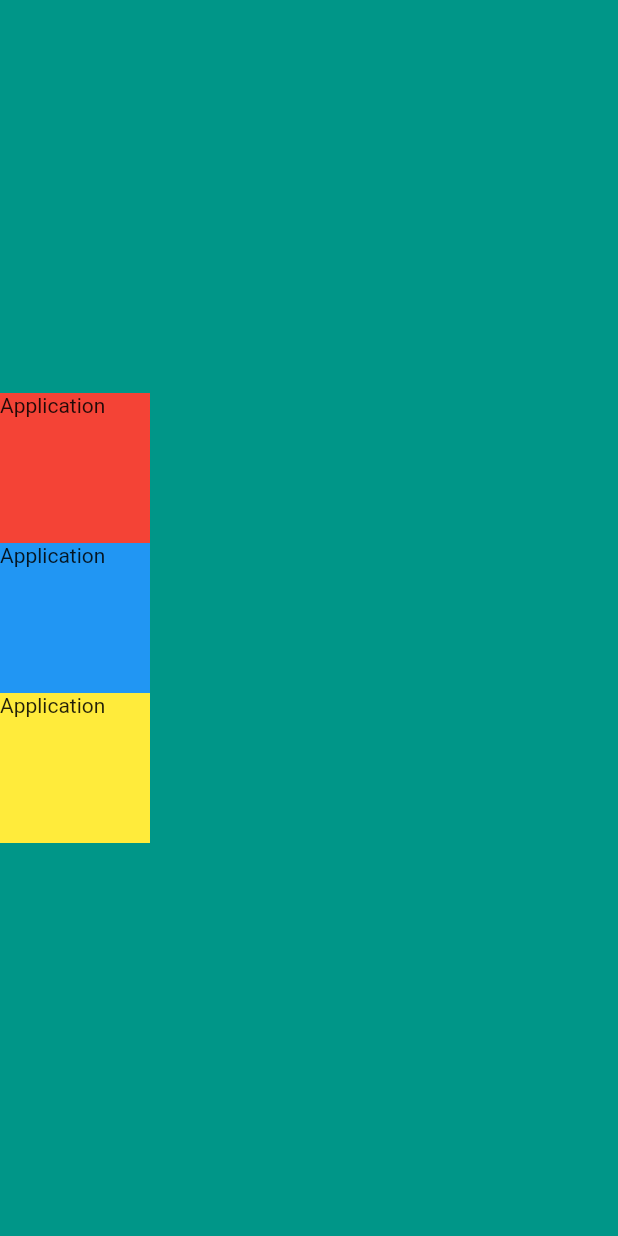
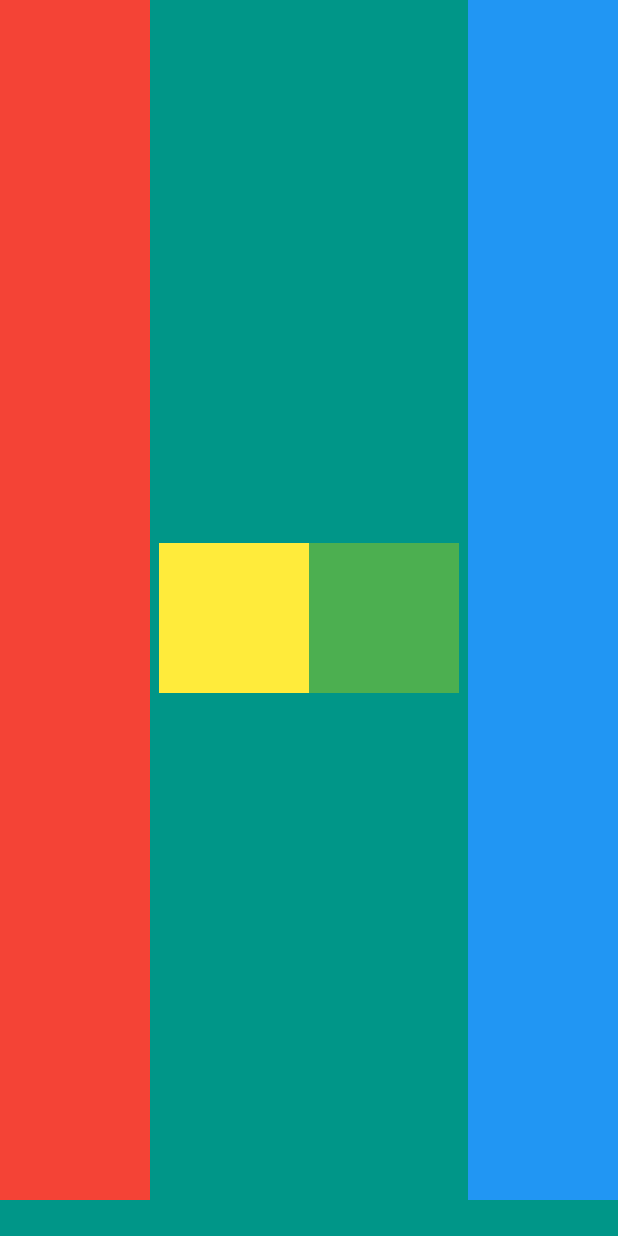
Before and after one commit to TimaevVladislav/flutter_mi, a Flutter app: the screen it shows after launch, on a phone screen of 412 x 824 dp. Run offline on Flutter 3.47's test engine with Material 2 defaults, Android fonts, the phone set to English and light mode, and no system bars.

Commit message:
add:completed chellange

```diff
--- a/lib/main.dart
+++ b/lib/main.dart
@@ -11,27 +11,39 @@ class Application extends StatelessWidget {
       home: Scaffold(
         backgroundColor: Colors.teal,
         body: SafeArea(
-          child: Column(
-            mainAxisAlignment: MainAxisAlignment.center,
+          child: Row(
+            mainAxisAlignment: MainAxisAlignment.spaceBetween,
             children: <Widget>[
-              Container(
-                height: 100.0,
-                width: 100.0,
-                color: Colors.red,
-                child: Text("Application"),
+              Column(
+                children: <Widget>[
+                  Container(height: 100.0, width: 100.0, color: Colors.red),
+                  Container(height: 100.0, width: 100.0, color: Colors.red),
+                  Container(height: 100.0, width: 100.0, color: Colors.red),
+                  Container(height: 100.0, width: 100.0, color: Colors.red),
+                  Container(height: 100.0, width: 100.0, color: Colors.red),
+                  Container(height: 100.0, width: 100.0, color: Colors.red),
+                  Container(height: 100.0, width: 100.0, color: Colors.red),
+                  Container(height: 100.0, width: 100.0, color: Colors.red)
+                ],
               ),
-              Container(
-                height: 100.0,
-                width: 100.0,
-                color: Colors.blue,
-                child: Text("Application"),
+              Row(
+                children: [
+                  Container(height: 100.0, width: 100.0, color: Colors.yellow),
+                  Container(height: 100.0, width: 100.0, color: Colors.green)
+                ],
               ),
-              Container(
-                height: 100.0,
-                width: 100.0,
-                color: Colors.yellow,
-                child: Text("Application"),
-              )
+              Column(
+                children: <Widget>[
+                  Container(height: 100.0, width: 100.0, color: Colors.blue),
+                  Container(height: 100.0, width: 100.0, color: Colors.blue),
+                  Container(height: 100.0, width: 100.0, color: Colors.blue),
+                  Container(height: 100.0, width: 100.0, color: Colors.blue),
+                  Container(height: 100.0, width: 100.0, color: Colors.blue),
+                  Container(height: 100.0, width: 100.0, color: Colors.blue),
+                  Container(height: 100.0, width: 100.0, color: Colors.blue),
+                  Container(height: 100.0, width: 100.0, color: Colors.blue)
+                ],
+              ),
             ],
           ),
         ),
```
